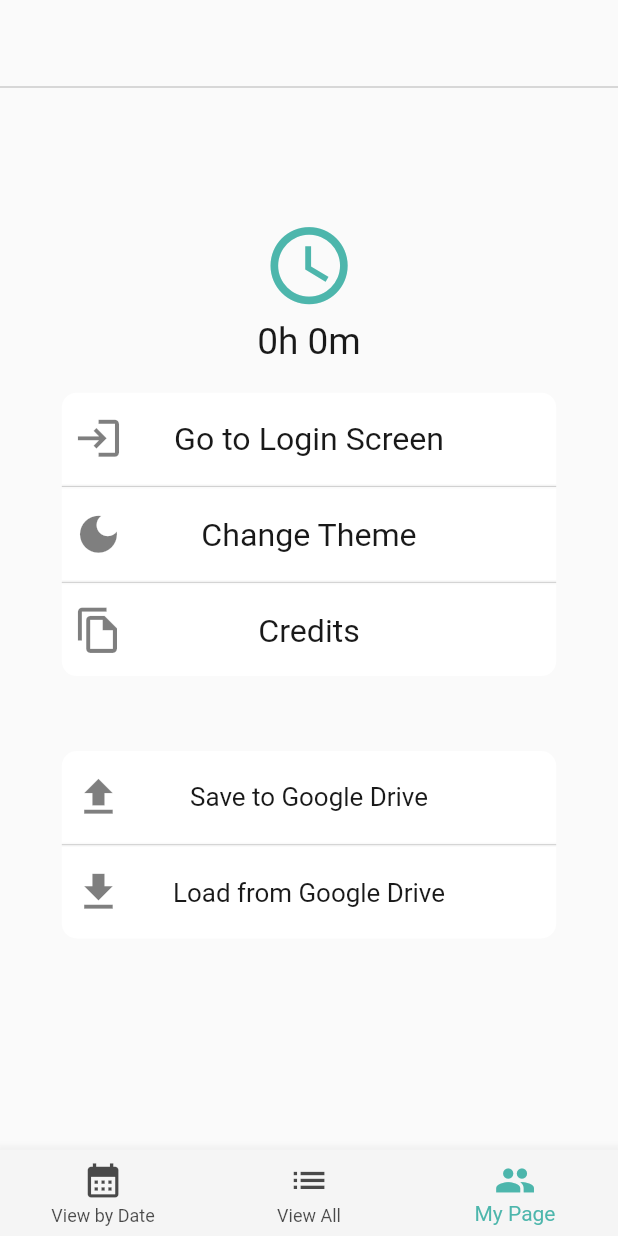
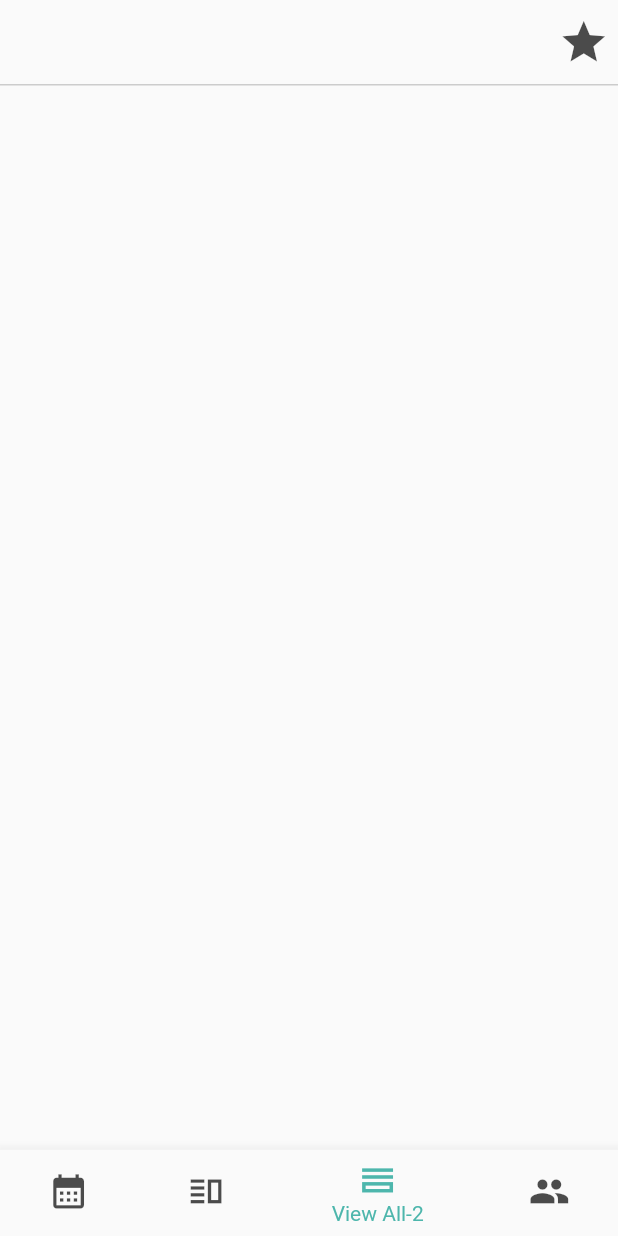
Before and after one commit to YiJeongseop/Moviebim, a Flutter app: the screen it shows after launch, item 3 of the bottom bar chosen, on a phone screen of 412 x 824 dp. Run offline on Flutter 3.47's test engine with Material 2 defaults, Android fonts, the phone set to English and light mode, and no system bars; drawn by our look-alikes of google_mobile_ads; our stand-ins replace calendar_timeline, equatable, firebase_auth, firebase_core, flutter_rating_bar, flutter_svg and 5 more; missing offline and left inert: googleapis; accounts and stored records are empty; generated files the repository leaves out were written again.

Commit message:
feat: horizontal list screen

```diff
--- a/lib/controllers/add_page_controller.dart
+++ b/lib/controllers/add_page_controller.dart
@@ -2,4 +2,5 @@ import 'package:get/get.dart';
 
 class AddPageController extends GetxController{
   RxInt pageNumber = 1.obs;
+  RxBool isLoading = false.obs;
 }
--- a/lib/l10n/app_en.arb
+++ b/lib/l10n/app_en.arb
@@ -13,6 +13,7 @@
   "load" : "Load from Google Drive",
   "viewByDate" : "View by Date",
   "viewAll" : "View All",
+  "viewAll2" : "View All-2",
   "myPage" : "My Page",
   "changeTheme" : "Change Theme",
   "credits" : "Credits",
--- a/lib/l10n/app_ko.arb
+++ b/lib/l10n/app_ko.arb
@@ -12,7 +12,8 @@
   "save" : "구글 드라이브에 저장",
   "load" : "구글 드라이브에서 불러오기",
   "viewByDate" : "날짜 별로 보기",
-  "viewAll" : "전체 보기",
+  "viewAll" : "전체 보기(세로)",
+  "viewAll2" : "전체 보기(가로)",
   "myPage" : "마이페이지",
   "changeTheme" : "테마 변경",
   "credits" : "크레딧",
--- a/lib/main.dart
+++ b/lib/main.dart
@@ -19,7 +19,7 @@ import 'api_key.dart';
 late final SharedPreferences prefs;
 final String defaultLocale = Platform.localeName;
 var consentStatus;
-bool englishTest = false; // false for release
+bool englishTest = true; // false for release
 bool useRealAdId = false; // true for release
 bool consentTest = false; // EU consent 대상이 된다. false for release
 bool onDebug = true; // 광고가 안 나온다. false for release
--- a/lib/screens/calendar_screen.dart
+++ b/lib/screens/calendar_screen.dart
@@ -40,7 +40,7 @@ class CalendarScreen extends StatelessWidget {
       crossAxisAlignment: CrossAxisAlignment.start,
       children: [
         CustomPaint(
-          size: Size(deviceWidth, 20),
+          size: Size(deviceWidth, 16),
           painter: LinePainter(),
         ),
         const SizedBox(height: 3),
@@ -61,7 +61,7 @@ class CalendarScreen extends StatelessWidget {
         ),
         const SizedBox(height: 6),
         CustomPaint(
-          size: Size(deviceWidth, 20),
+          size: Size(deviceWidth, 16),
           painter: LinePainter(),
         ),
         const SizedBox(height: 12),
--- a/lib/screens/home_screen.dart
+++ b/lib/screens/home_screen.dart
@@ -8,6 +8,7 @@ import '../controllers/login_controller.dart';
 import '../controllers/basic_controller.dart';
 import '../controllers/list_controller.dart';
 import 'calendar_screen.dart';
+import 'list_hor_screen.dart';
 import 'list_screen.dart';
 import 'my_page_screen.dart';
 import '../utilities/db_helper.dart';
@@ -54,6 +55,7 @@ class _HomeScreenState extends State<HomeScreen> {
     _getRuntime();
     _widgetOptions.add(CalendarScreen(basicController: basicController));
     _widgetOptions.add(ListScreen(basicController: basicController));
+    _widgetOptions.add(ListHorScreen(basicController: basicController));
     _widgetOptions.add(MyPageScreen(basicController: basicController, loginController: loginController));
     _initializeAsyncStuff();
     super.initState();
@@ -79,7 +81,7 @@ class _HomeScreenState extends State<HomeScreen> {
     return SafeArea(
       child: Scaffold(
         backgroundColor: Theme.of(context).colorScheme.background,
-        appBar: isLoading || _selectedIndex == 2
+        appBar: isLoading || _selectedIndex == 3
             ? null
             : AppBar(
                 automaticallyImplyLeading: false,
@@ -96,7 +98,7 @@ class _HomeScreenState extends State<HomeScreen> {
                       ),
                       splashRadius: (deviceWidth > 600) ? deviceWidth / 45 : deviceWidth / 18,
                     ),
-                  if(_selectedIndex == 1)
+                  if(_selectedIndex == 1 || _selectedIndex == 2)
                     Obx(() => IconButton(
                         onPressed: () {
                           listController.sortedByStar.value = !listController.sortedByStar.value;
@@ -125,8 +127,12 @@ class _HomeScreenState extends State<HomeScreen> {
                     label: AppLocalizations.of(context)!.viewByDate,
                   ),
                   BottomNavigationBarItem(
-                    icon: Icon(Icons.list, size: deviceWidth / 15),
+                    icon: Icon(Icons.vertical_split_outlined, size: deviceWidth / 15),
                     label: AppLocalizations.of(context)!.viewAll,
+                  ),
+                  BottomNavigationBarItem(
+                    icon: Icon(Icons.horizontal_split_outlined, size: deviceWidth / 15),
+                    label: AppLocalizations.of(context)!.viewAll2,
                   ),
                   BottomNavigationBarItem(
                     icon: Icon(Icons.people, size: deviceWidth / 15),
--- /dev/null
+++ b/lib/screens/list_hor_screen.dart
@@ -0,0 +1,117 @@
+import 'package:flutter/material.dart';
+import 'package:get/get.dart';
+
+import '../controllers/basic_controller.dart';
+import '../controllers/list_controller.dart';
+import '../utilities/db_helper.dart';
+import '../widgets/alert_widget.dart';
+
+class ListHorScreen extends StatelessWidget {
+  ListHorScreen({Key? key, required this.basicController}) : super(key: key);
+  final BasicController basicController;
+  final ListController listController = Get.put(ListController());
+
+  int getListLength() {
+    int length = 0;
+    for (double i = 5; i > 0; i -= 0.5) {
+      int temp = basicController.savedMoviesStar[starToIndex[i]!][i].length;
+      length += temp;
+    }
+    return length;
+  }
+
+  List<dynamic> getListSortedByDate() {
+    List<dynamic> returnList = [];
+    for (int i = 0; i < basicController.savedMovies.length; i++) {
+      for (DateTime key in basicController.savedMovies[i].keys) {
+        returnList += basicController.savedMovies[i][key];
+      }
+    }
+    return returnList;
+  }
+
+  List<dynamic> getListSortedByStar() {
+    List<dynamic> returnList = [];
+    for (double i = 5; i > 0; i -= 0.5) {
+      returnList += basicController.savedMoviesStar[starToIndex[i]!][i];
+    }
+    return returnList;
+  }
+
+  @override
+  Widget build(BuildContext context) {
+    final deviceWidth = MediaQuery.of(context).size.width;
+    final length = getListLength();
+    final listSortedByStar = getListSortedByStar();
+    final listSortedByDate = getListSortedByDate();
+    return Column(
+      crossAxisAlignment: CrossAxisAlignment.start,
+      children: [
+        Divider(color: Theme.of(context).dividerColor, height: 1, thickness: 1),
+        Expanded(
+          child: GridView.builder(
+            shrinkWrap: true,
+            physics: const BouncingScrollPhysics(),
+            gridDelegate: SliverGridDelegateWithFixedCrossAxisCount(
+              crossAxisCount: 3,
+              mainAxisExtent: (deviceWidth / 3.5) * 1.65,
+            ),
+            itemCount: length,
+            itemBuilder: (context, index) {
+              return Obx(() => Card(
+                color: Theme.of(context).cardColor,
+                elevation: 2,
+                shape: RoundedRectangleBorder(borderRadius: BorderRadius.circular(8)),
+                child: InkWell(
+                  borderRadius: BorderRadius.circular(8),
+                  onTap: () {
+                    showDialog(
+                      context: context,
+                      barrierDismissible: true,
+                      builder: (BuildContext context) {
+                        final rating = listController.sortedByStar.value ? listSortedByStar[index].rating : listSortedByDate[index].rating;
+                        final date = listController.sortedByStar.value ? listSortedByStar[index].dateTime : listSortedByDate[index].dateTime;
+                        final comment = listController.sortedByStar.value ? listSortedByStar[index].comment : listSortedByDate[index].comment;
+                        return detailAlertDialog(context, rating, date, comment);
+                      },
+                    );
+                  },
+                  child: Container(
+                    decoration: BoxDecoration(
+                      borderRadius: BorderRadius.circular(8),
+                      color: Colors.transparent,
+                    ),
+                    child: Column(
+                      mainAxisAlignment: MainAxisAlignment.center,
+                      children: [
+                        Image.network(
+                          listController.sortedByStar.value
+                              ? listSortedByStar[index].posterPath
+                              : listSortedByDate[index].posterPath,
+                          height: (deviceWidth / 3.55) * 1.5,
+                          width: deviceWidth / 3.55,
+                          fit: BoxFit.fill,
+                          errorBuilder: (context, object, stackTrace){
+                            return SizedBox(
+                              height: (deviceWidth / 3.55) * 1.5,
+                              width: deviceWidth / 3.55,
+                              child: Icon(
+                                Icons.image_not_supported_outlined,
+                                color: Theme.of(context).colorScheme.error,
+                                size: deviceWidth * 0.2,
+                              ),
+                            );
+                          },
+                        ),
+                      ],
+                    ),
+                  ),
+                ),
+              ));
+            }
+          )
+        )
+      ],
+    );
+  }
+}
--- a/lib/screens/my_page_screen.dart
+++ b/lib/screens/my_page_screen.dart
@@ -53,7 +53,7 @@ class MyPageScreen extends StatelessWidget {
           ),
           Divider(color: Theme.of(context).dividerColor, thickness: 1),
           const SizedBox(
-            height: 40,
+            height: 30,
           ),
           Column(
             children: [
@@ -175,7 +175,7 @@ class MyPageScreen extends StatelessWidget {
               ),
             ],
           ),
-          const SizedBox(height: 50),
+          const SizedBox(height: 30),
           Column(
             children: [
               buttonContainer(
--- a/lib/services/google_service.dart
+++ b/lib/services/google_service.dart
@@ -14,7 +14,7 @@ import '../utilities/db_helper.dart';
 import '../utilities/snack_bar.dart';
 import '../widgets/loading_widget.dart';
 
-const String fileName = 'test5.json'; // moviebim.json for release
+const String fileName = 'test5.json'; // test5.json for release
 final GoogleSignIn googleSignIn = GoogleSignIn(
     scopes: [drive.DriveApi.driveFileScope, drive.DriveApi.driveAppdataScope]
 );
--- a/lib/utilities/db_helper.dart
+++ b/lib/utilities/db_helper.dart
@@ -5,7 +5,7 @@ import 'package:path/path.dart';
 
 import '../models/movie_model.dart';
 
-const String dbName = 'test5.db'; // moviebim.db for release
+const String dbName = 'test5.db'; // test5.db for release
 const String tableMovie = 'tableMovie';
 const String columnTitle = 'title';
 const String columnPosterPath = 'posterPath';
--- a/lib/widgets/painter_widget.dart
+++ b/lib/widgets/painter_widget.dart
@@ -7,7 +7,7 @@ class LinePainter extends CustomPainter {
     final linePaint = Paint()
       ..color = (Get.isDarkMode ? Colors.grey[700] : Colors.black.withOpacity(0.7))!
       ..strokeCap = StrokeCap.round
-      ..strokeWidth = 20.0;
+      ..strokeWidth = 16.0;
 
     final squarePaint = Paint()
       ..color = (Get.isDarkMode ? Colors.grey[800] : Colors.grey[50])! // 배경 색과 같은 색으로 한다.
--- a/pubspec.yaml
+++ b/pubspec.yaml
@@ -16,7 +16,7 @@ publish_to: 'none' # Remove this line if you wish to publish to pub.dev
 # https://developer.apple.com/library/archive/documentation/General/Reference/InfoPlistKeyReference/Articles/CoreFoundationKeys.html
 # In Windows, build-name is used as the major, minor, and patch parts
 # of the product and file versions while build-number is used as the build suffix.
-version: 1.0.0+3
+version: 1.1.0+3
 
 environment:
   sdk: '>=3.0.6 <4.0.0'
```
Also changed, not shown: lib/widgets/alert_widget.dart (+47 -0 lines), lib/widgets/search_widget.dart (+8 -2 lines).
